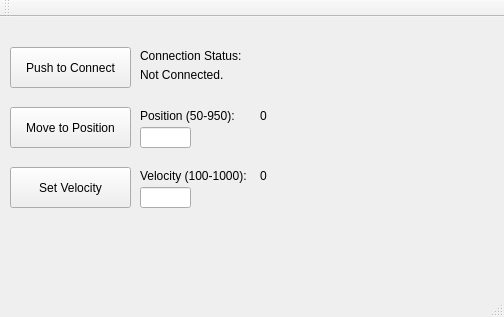
mlamsey/lac_actuator_test03, file mainwindow.ui: the form before one commit.
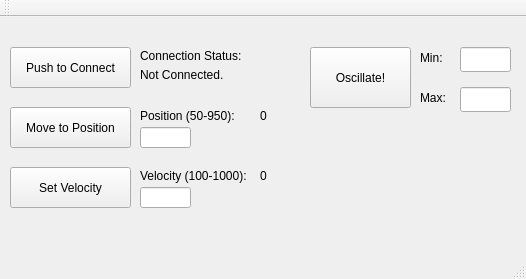
The form after the commit.

The edit to the form file:
```diff
--- a/mainwindow.ui
+++ b/mainwindow.ui
@@ -6,8 +6,8 @@
    <rect>
     <x>0</x>
     <y>0</y>
-    <width>504</width>
-    <height>317</height>
+    <width>526</width>
+    <height>279</height>
    </rect>
   </property>
   <property name="windowTitle">
@@ -166,6 +166,65 @@
      <string>0</string>
     </property>
    </widget>
+   <widget class="QPushButton" name="oscillateButton">
+    <property name="geometry">
+     <rect>
+      <x>310</x>
+      <y>30</y>
+      <width>101</width>
+      <height>61</height>
+     </rect>
+    </property>
+    <property name="text">
+     <string>Oscillate!</string>
+    </property>
+   </widget>
+   <widget class="QLineEdit" name="oscMin">
+    <property name="geometry">
+     <rect>
+      <x>460</x>
+      <y>30</y>
+      <width>51</width>
+      <height>25</height>
+     </rect>
+    </property>
+   </widget>
+   <widget class="QLineEdit" name="oscMax">
+    <property name="geometry">
+     <rect>
+      <x>460</x>
+      <y>70</y>
+      <width>51</width>
+      <height>25</height>
+     </rect>
+    </property>
+   </widget>
+   <widget class="QLabel" name="label_oscMin">
+    <property name="geometry">
+     <rect>
+      <x>420</x>
+      <y>30</y>
+      <width>31</width>
+      <height>21</height>
+     </rect>
+    </property>
+    <property name="text">
+     <string>Min:</string>
+    </property>
+   </widget>
+   <widget class="QLabel" name="label_oscMax">
+    <property name="geometry">
+     <rect>
+      <x>420</x>
+      <y>70</y>
+      <width>31</width>
+      <height>21</height>
+     </rect>
+    </property>
+    <property name="text">
+     <string>Max:</string>
+    </property>
+   </widget>
   </widget>
   <widget class="QMenuBar" name="menuBar">
    <property name="geometry">
```
Left out of the diff: 2 changed lines with no effect on the pictures.
